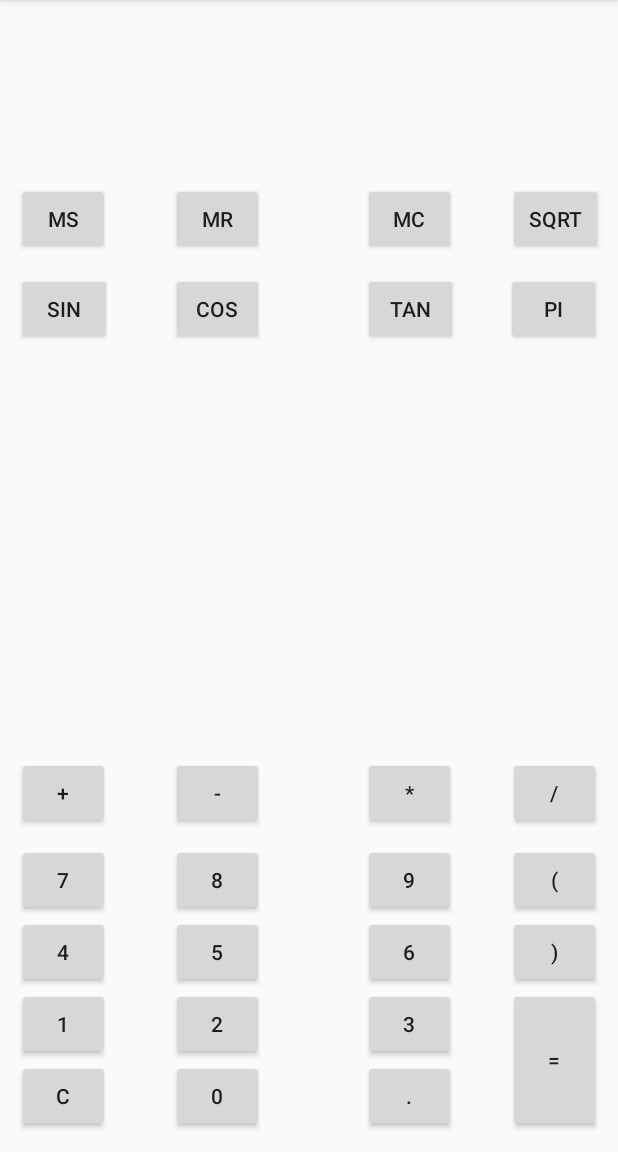
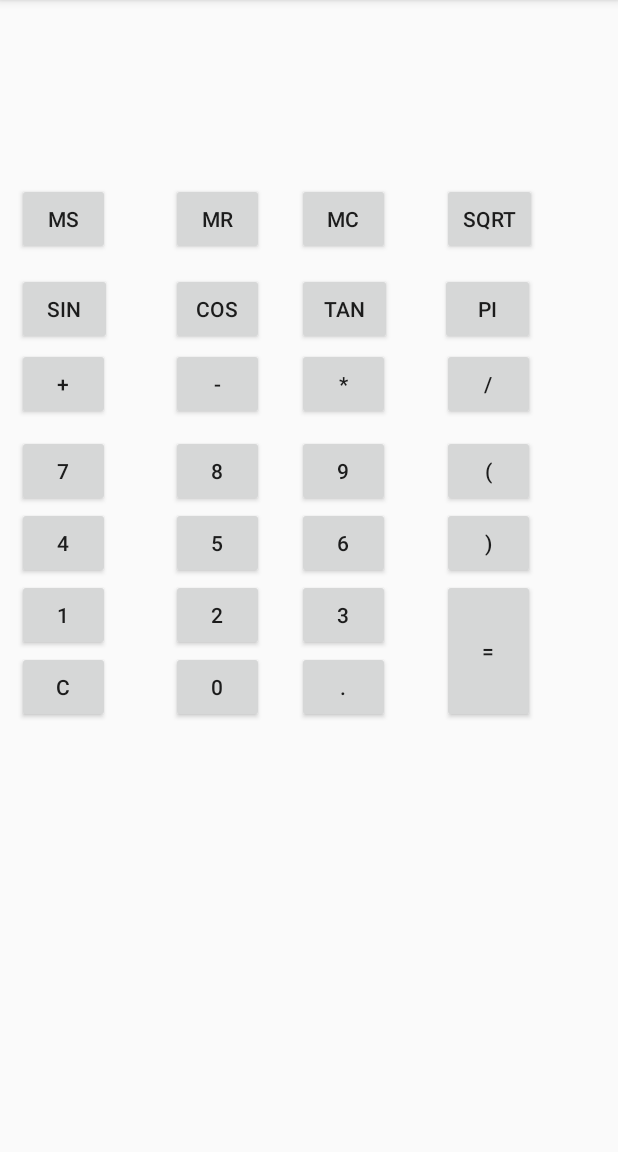
Before and after one commit to cluelessidiot2401/cl3, an Android app: the screen it shows after launch (MainActivity), on a phone screen of 412 x 824 dp, the part 84-1236 px from its top. Run offline under Robolectric (Android 15) with nearby library versions, the phone set to English and light mode, and no system bars.

Commit message:
Fixed UI issues

```diff
--- a/CalculatorA5/app/src/main/res/layout/activity_main.xml
+++ b/CalculatorA5/app/src/main/res/layout/activity_main.xml
@@ -1,10 +1,16 @@
 <?xml version="1.0" encoding="utf-8"?>
-<RelativeLayout xmlns:android="http://schemas.android.com/apk/res/android"
+<android.support.constraint.ConstraintLayout xmlns:android="http://schemas.android.com/apk/res/android"
     xmlns:app="http://schemas.android.com/apk/res-auto"
     xmlns:tools="http://schemas.android.com/tools"
     android:layout_width="match_parent"
     android:layout_height="match_parent"
     tools:context=".MainActivity">
+
+    <RelativeLayout
+        android:layout_width="368dp"
+        android:layout_height="495dp"
+        app:layout_editor_absoluteX="8dp"
+        app:layout_editor_absoluteY="8dp">
 
         <Button
             android:id="@+id/clr"
@@ -283,4 +289,8 @@
             android:layout_alignParentRight="true"
             android:layout_marginRight="11dp" />
 
+
     </RelativeLayout>
+
+
+</android.support.constraint.ConstraintLayout>
```
Lines whose indentation alone changed are shown as unchanged.
